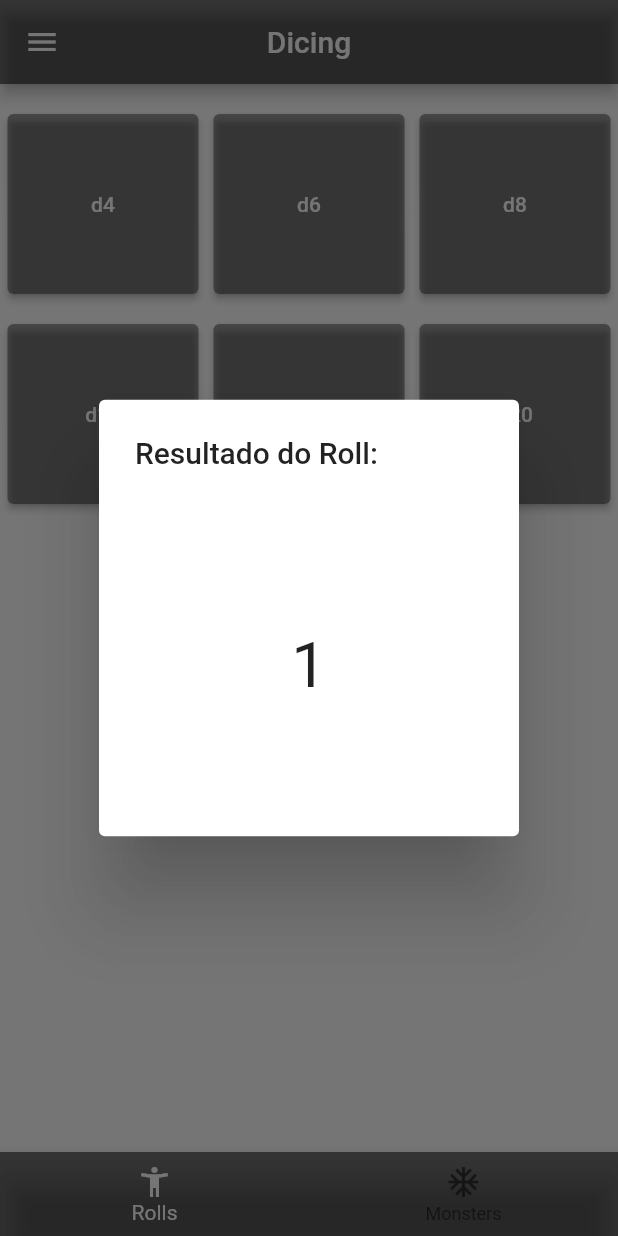
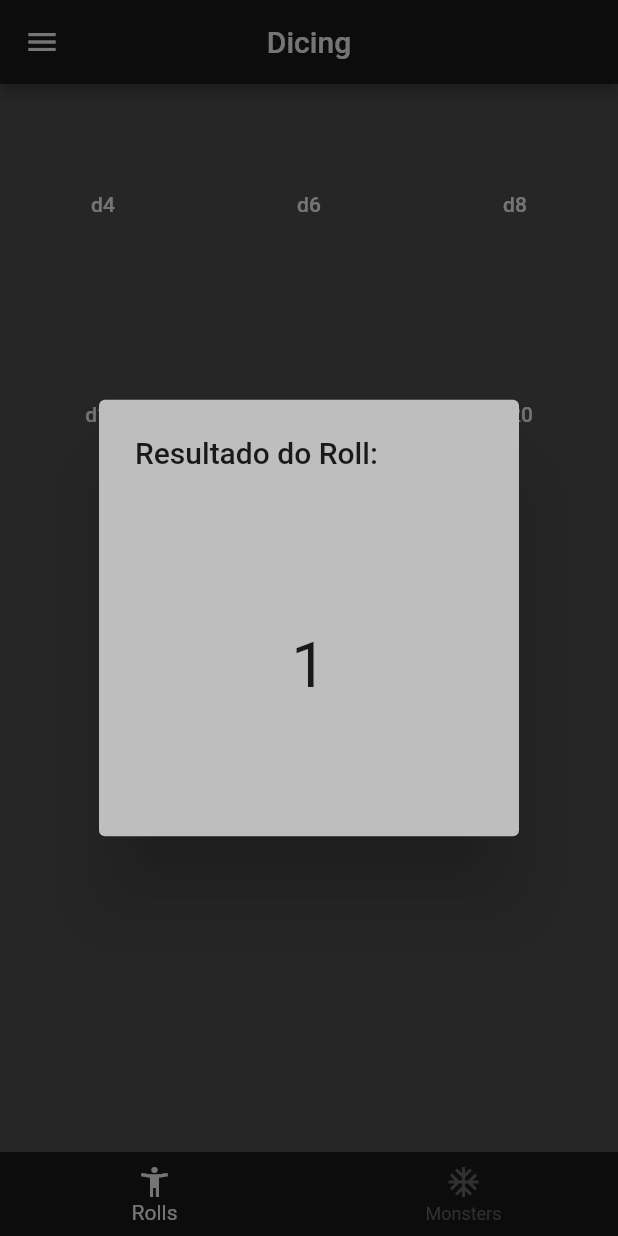
Before and after one commit to lucasac04/First_Flutter_Project, a Flutter app: the screen it shows after launch, after a tap on "d4", on a phone screen of 412 x 824 dp. Run offline on Flutter 3.47's test engine with Material 2 defaults, Android fonts, the phone set to English and light mode, and no system bars.

Commit message:
new colors palette

```diff
--- a/lib/Pages/home_page.dart
+++ b/lib/Pages/home_page.dart
@@ -23,18 +23,22 @@ class _HomePageState extends State<HomePage> {
     //.width;
 
     return Scaffold(
-      backgroundColor: Colors.white70,
+      backgroundColor: Color(0xDE3A3A3A),
       // esqueleto
       appBar: AppBar(
         title: const Text('Dicing'),
         centerTitle: true,
-        backgroundColor: Colors.black54,
+        backgroundColor: Color(0xDE171616),
       ),
       drawer: Drawer(
+        backgroundColor: Color(0xFF282828),
         child: ListView(
           children: const [
             ListTile(
-              title: Text('History'),
+              title: Text('History',style: TextStyle(
+                color: Color(0xFFD0D0D0)
+              ),
+              ),
             )
           ],
         ),
@@ -50,8 +54,9 @@ class _HomePageState extends State<HomePage> {
         ],
       ),
       bottomNavigationBar: BottomNavigationBar(
-          backgroundColor: Colors.black54,
+          backgroundColor: Color(0xDE171616),
           fixedColor: Colors.white,
+          unselectedItemColor: Color(0xDE777777),
           currentIndex: indexBottomNavigationBar,
           onTap: (int index) {
             setState(() {
--- a/lib/Pages/pagesViews/PageRolls.dart
+++ b/lib/Pages/pagesViews/PageRolls.dart
@@ -18,7 +18,7 @@ class _PageRolls extends State<PageRolls> {
     Future openDialog(int result) => showDialog(
         context: context,
         builder: (context) => AlertDialog(
-            backgroundColor: Colors.white,
+            backgroundColor: const Color(0xFFBEBEBE),
             title: const Text('Resultado do Roll:'),
             content: Container(
               margin: const EdgeInsets.only(top: 20),
--- a/lib/widgets/custom_button_widget.dart
+++ b/lib/widgets/custom_button_widget.dart
@@ -5,20 +5,30 @@ class CustomButtonWidget extends StatelessWidget {
   final VoidCallback onPressed;
   final String title;
 
-  const CustomButtonWidget({
-    Key? key,
-    required this.onPressed,
-    required this.title
-
-  }) : super(key: key);
+  const CustomButtonWidget(
+      {Key? key, required this.onPressed, required this.title})
+      : super(key: key);
 
   @override
   Widget build(BuildContext context) {
     return ElevatedButton(
-      style:
-      ElevatedButton.styleFrom(backgroundColor: Colors.black38),
-      onPressed: onPressed,
-      child:Text(title),
-    );
+        style: ButtonStyle(
+          shadowColor: MaterialStateProperty.resolveWith<Color>((states) {
+            return Colors.transparent;
+          }),
+          backgroundColor: MaterialStateProperty.resolveWith<Color>(
+            (states) {
+              return Colors.transparent;
+            },
+          ),
+        ),
+        onPressed: onPressed,
+        child: Column(
+          mainAxisAlignment: MainAxisAlignment.center,
+          children: [
+            Text(title),
+            //Icon(Icons.) //todo fazer required e ver como importar icons ou criar icons.
+          ],
+        ));
   }
 }
```
